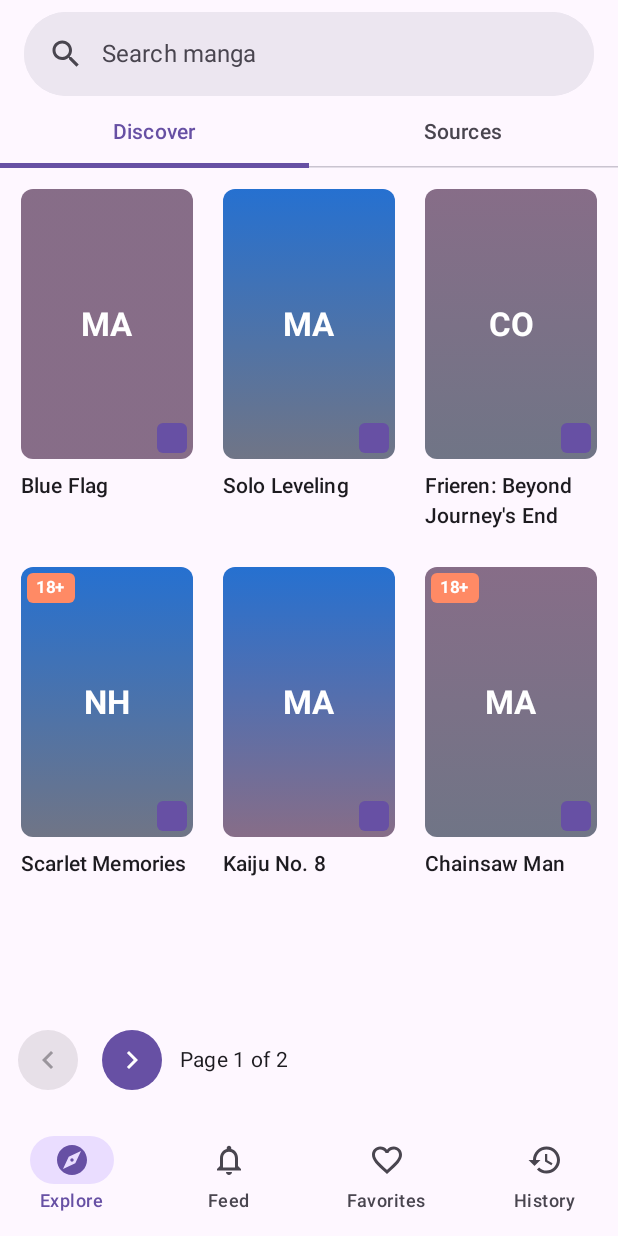
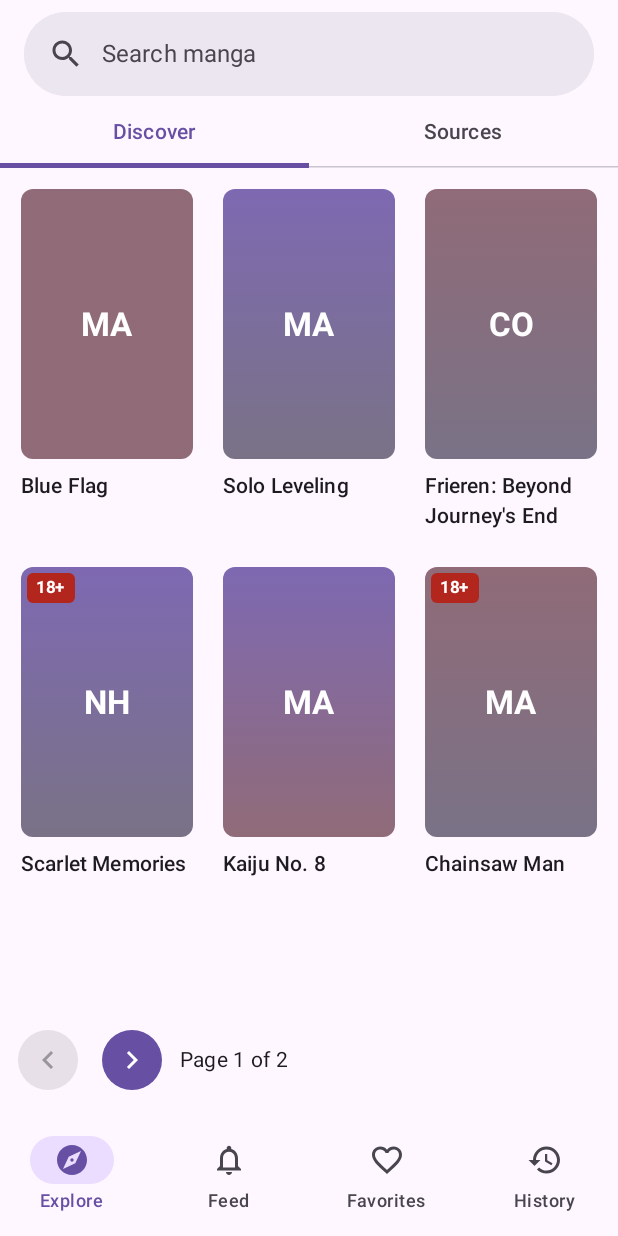
Before and after one commit to swolem12/Chirui-Reader, an Android app built with Jetpack Compose: the composable ChiruiReaderAppContent shown on its own in the app's theme, on a phone screen of 412 x 824 dp. Run offline under Robolectric (Android 15) with nearby library versions, the phone set to English and light mode, and no system bars; our stand-ins replace Dagger/Hilt's generated code; 2 statements that could not run were skipped.

Commit message:
Address code review: remove unused progress indicator, use theme colors
Co-authored-by: swolem12 <65150772+swolem12@users.noreply.github.com>

```diff
--- a/android/app/src/main/java/com/chirui/reader/catalog/CatalogDiscoverScreen.kt
+++ b/android/app/src/main/java/com/chirui/reader/catalog/CatalogDiscoverScreen.kt
@@ -322,29 +322,17 @@ private fun CatalogCard(
                     modifier = Modifier
                         .align(Alignment.TopStart)
                         .padding(4.dp),
-                    color = Color(0xFFFF8A65),
+                    color = MaterialTheme.colorScheme.error,
                     shape = RoundedCornerShape(4.dp)
                 ) {
                     Text(
                         text = "18+",
                         modifier = Modifier.padding(horizontal = 6.dp, vertical = 2.dp),
                         style = MaterialTheme.typography.labelSmall,
-                        color = Color.White,
+                        color = MaterialTheme.colorScheme.onError,
                         fontWeight = FontWeight.Bold
                     )
                 }
-            }
-
-            // Reading progress indicator (bottom-right like Kotatsu)
-            Surface(
-                modifier = Modifier
-                    .align(Alignment.BottomEnd)
-                    .padding(4.dp)
-                    .size(20.dp),
-                color = MaterialTheme.colorScheme.primary,
-                shape = RoundedCornerShape(4.dp)
-            ) {
-                // Progress circle placeholder
             }
         }
 
@@ -388,15 +376,15 @@ private fun CoverPlaceholder(id: String) {
 }
 
 /**
- * Kotatsu-style cover color palette matching the primary blue
+ * Kotatsu-style cover color palette using theme colors
  */
 @Composable
 private fun rememberCoverColors(seed: String): List<Color> {
     val hash = seed.hashCode().absoluteValue
-    val primary = Color(0xFF0059C8).copy(alpha = 0.85f) // Kotatsu blue
-    val alt = Color(0xFF725573).copy(alpha = 0.85f) // Kotatsu tertiary
-    val accent = Color(0xFF575E71).copy(alpha = 0.85f) // Kotatsu secondary
-    val palette = listOf(primary, alt, accent)
+    val primary = MaterialTheme.colorScheme.primary.copy(alpha = 0.85f)
+    val tertiary = MaterialTheme.colorScheme.tertiary.copy(alpha = 0.85f)
+    val secondary = MaterialTheme.colorScheme.secondary.copy(alpha = 0.85f)
+    val palette = listOf(primary, tertiary, secondary)
     val first = palette[hash % palette.size]
     val second = palette[(hash / 3) % palette.size]
     return listOf(first, second)
```
